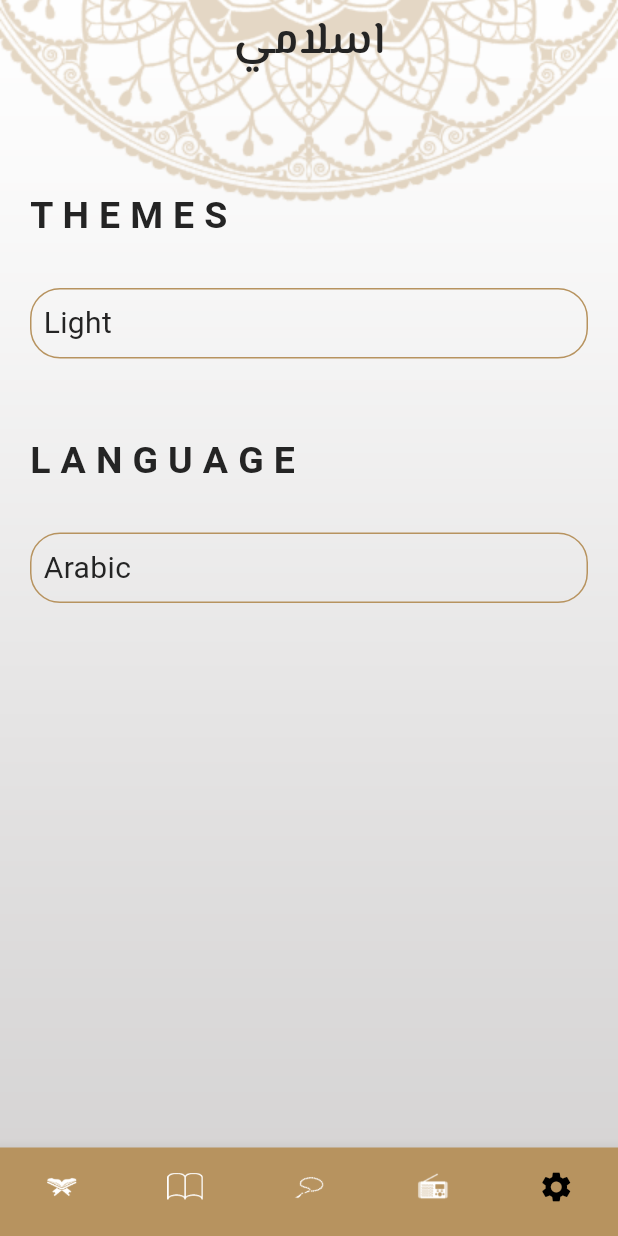
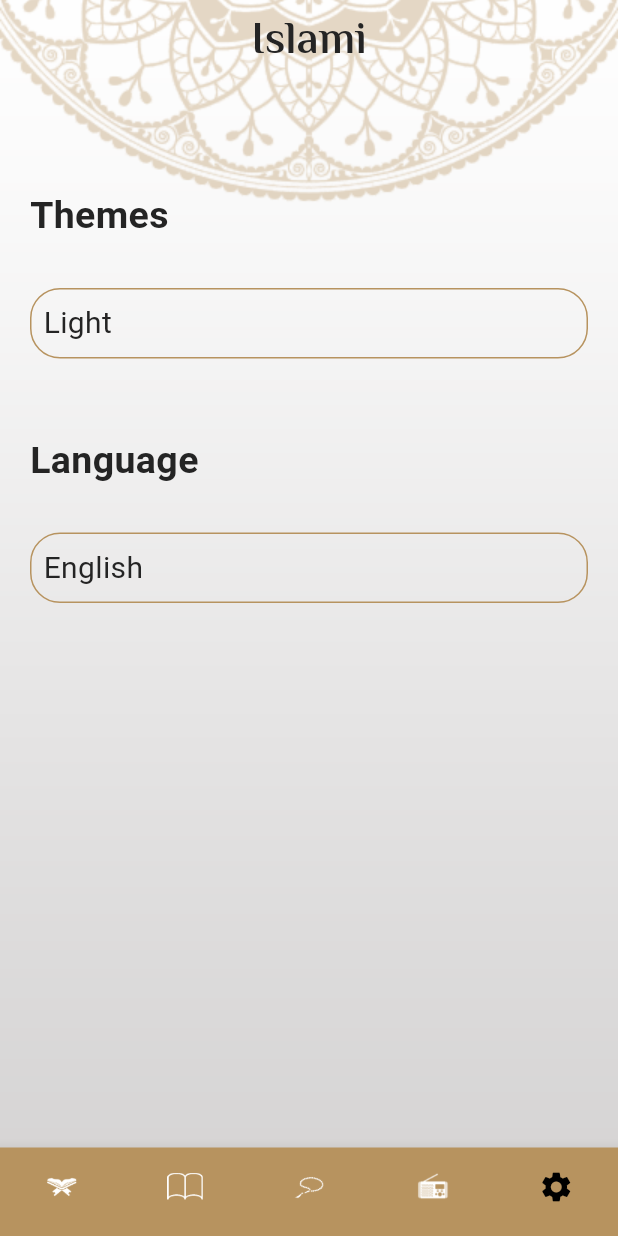
Before and after one commit to mohame12/islami2, a Flutter app: the screen it shows after launch, item 5 of the bottom bar chosen, on a phone screen of 412 x 824 dp. Run offline on Flutter 3.47's test engine with Material 3 defaults, Android fonts, the phone set to English and light mode, and no system bars; our stand-ins replace shared_preferences; accounts and stored records are empty; generated files the repository leaves out were written again.

Commit message:
ending this app

```diff
--- /dev/null
+++ b/l10n.yaml
@@ -0,0 +1,3 @@
+arb-dir: lib/l10n
+template-arb-file: app_en.arb
+output-localization-file: app_localizations.dart
--- a/lib/core/shared_pref/shared_pref.dart
+++ b/lib/core/shared_pref/shared_pref.dart
@@ -17,7 +17,9 @@
   static late String userCity;
   static late String userId;
   static late bool userIsLogin;
+  static late bool userLanguage;
   static late bool userIsCompany;
+
 
   static late bool themeIsDarkMode;
 
@@ -201,7 +203,10 @@
     _setData();
   }
 
-
+  static setUserLanguage(bool block) {
+    userLanguage = block;
+    _setData();
+  }
 
   static setThemeIsDarkMode(bool darkMode) {
     themeIsDarkMode = darkMode;
@@ -242,6 +247,7 @@
 
     final prefs= await SharedPreferences.getInstance();
     prefs.setBool("userIsLogin",userIsLogin);
+    prefs.setBool("userLanguage",userLanguage);
     prefs.setBool("userIsCompany",userIsCompany);
 
     prefs.setString('userName',userName);
@@ -289,6 +295,7 @@
 
     final prefs = await SharedPreferences.getInstance();
     userIsLogin = prefs.getBool("userIsLogin")?? false;
+    userLanguage = prefs.getBool("userLanguage")?? false;
     userIsCompany = prefs.getBool("userIsCompany")?? true;
     themeIsDarkMode = prefs.getBool("themeIsDarkMode")?? false;
     onBoardingIsOpen = prefs.getBool("onBoardingIsOpen")?? false;
--- a/lib/features/presentation/home_screen/view/home/home_view.dart
+++ b/lib/features/presentation/home_screen/view/home/home_view.dart
@@ -2,6 +2,7 @@
 import 'package:islami2/features/presentation/home_screen/providers/provider.dart';
 import 'package:islami2/features/presentation/home_screen/view/home/taps/settings_tap/providers/settings_provider.dart';
 import 'package:provider/provider.dart';
+import 'package:flutter_gen/gen_l10n/app_localizations.dart';
 
 class HomeView extends StatelessWidget {
     HomeView({super.key});
@@ -15,7 +16,7 @@
     return Container(
       decoration: BoxDecoration(
         image: DecorationImage(
-          image:settingpr.isdark?AssetImage('assets/images/home_dark_background.png') :AssetImage('assets/images/background.png')
+          image:settingpr.isdark?const AssetImage('assets/images/home_dark_background.png') :const AssetImage('assets/images/background.png')
              , fit: BoxFit.cover
         )
       ),
@@ -23,7 +24,7 @@
         backgroundColor: Colors.transparent,
         appBar: AppBar(
           backgroundColor: Colors.transparent,
-          title: Text('اسلامي', style: Theme.of(context).textTheme.titleLarge,),
+          title: Text(AppLocalizations.of(context)!.islami, style: Theme.of(context).textTheme.titleLarge,),
 
         ),
         bottomNavigationBar:BottomNavigationBar(
--- a/lib/features/presentation/home_screen/view/home/taps/ahadeth_tap/views/ahadeth_tap.dart
+++ b/lib/features/presentation/home_screen/view/home/taps/ahadeth_tap/views/ahadeth_tap.dart
@@ -6,6 +6,7 @@
 
 import '../../../../../../../../core/widgets/hadeth_tap_item.dart';
 import '../Providers/hadeth_provider.dart';
+import 'package:flutter_gen/gen_l10n/app_localizations.dart';
 
 
 class HadethTap extends StatelessWidget {
@@ -22,11 +23,11 @@
             children: [
               const Image(image: AssetImage('assets/images/hadeth_logo.png')),
               const Divider(thickness: 3, color: defcolor),
-               Text('الأحاديث', style: Theme.of(context).textTheme.titleLarge),
+               Text(AppLocalizations.of(context)!.ahadeth, style: Theme.of(context).textTheme.titleLarge),
               const Divider(color: defcolor, thickness: 3),
               Expanded(
                 child: ListView.builder(
-                  physics: BouncingScrollPhysics(),
+                  physics: const BouncingScrollPhysics(),
                   padding: EdgeInsets.zero,
                   itemCount: 50,
                   itemBuilder: (context, index) => HadethTapItem(
--- a/lib/features/presentation/home_screen/view/home/taps/ahadeth_tap/views/hadeth_view.dart
+++ b/lib/features/presentation/home_screen/view/home/taps/ahadeth_tap/views/hadeth_view.dart
@@ -4,6 +4,7 @@
 import 'package:islami2/features/presentation/home_screen/view/home/taps/settings_tap/providers/settings_provider.dart';
 import 'package:provider/provider.dart';
 import '../models/hadeth_model.dart';
+import 'package:flutter_gen/gen_l10n/app_localizations.dart';
 
 class HadethView extends StatelessWidget {
   const HadethView({super.key});
@@ -19,7 +20,7 @@
       child: Scaffold(
         appBar: AppBar(
 
-          title: const Text('اسلامي',),
+          title:  Text(AppLocalizations.of(context)!.islami),
           centerTitle: true,
         ),
         body: Padding(
--- a/lib/features/presentation/home_screen/view/home/taps/radio_tap/views/radio.dart
+++ b/lib/features/presentation/home_screen/view/home/taps/radio_tap/views/radio.dart
@@ -3,6 +3,7 @@
 import 'package:provider/provider.dart';
 
 import '../../settings_tap/providers/settings_provider.dart';
+import 'package:flutter_gen/gen_l10n/app_localizations.dart';
 
 class RadioTap extends StatelessWidget {
   const RadioTap({super.key});
@@ -12,13 +13,11 @@
     var settingpro=Provider.of<SettingsProvider>(context);
 
     return Column(
-      //crossAxisAlignment: CrossAxisAlignment.stretch,
-      //mainAxisAlignment: MainAxisAlignment.center,
       children: [
         const Spacer(),
         Image.asset('assets/images/radio_image.png',height: 222,),
         const Spacer(),
-        Text('إذاعة القرآن الكريم',style:
+        Text(AppLocalizations.of(context)!.ezaetElqoranElkarem,style:
           Theme.of(context).textTheme.headlineLarge,textDirection: TextDirection.rtl,
           textAlign: TextAlign.center,
         ),
--- a/lib/features/presentation/home_screen/view/home/taps/sebha_tap/views/sebha_tap.dart
+++ b/lib/features/presentation/home_screen/view/home/taps/sebha_tap/views/sebha_tap.dart
@@ -7,7 +7,7 @@
 
 import '../../../../../../../../core/styles/body_style.dart';
 import '../providers/sebha_provider.dart';
-
+import 'package:flutter_gen/gen_l10n/app_localizations.dart';
 class SebhaTap extends StatelessWidget {
   const SebhaTap({super.key});
 
@@ -47,7 +47,7 @@
                       ]),
                 ),
                 const SizedBox(height: 26,),
-                Text('عدد التسبيحات', style:Theme.of(context).textTheme.headlineLarge,),
+                Text(AppLocalizations.of(context)!.numberOfTasbeh, style:Theme.of(context).textTheme.headlineLarge,),
                 const SizedBox(height: 26,
                   width: double.infinity,),
 
@@ -71,7 +71,7 @@
                   ),
                   child: Center(
                       child: Text(
-                        '${provider.allah[provider.allalistindex]}', style: AppTextStyles.body25_meseri,)),
+                        provider.allah[provider.allalistindex], style: AppTextStyles.body25_meseri,)),
                 ),
               ],
             );
--- a/lib/features/presentation/home_screen/view/home/taps/settings_tap/providers/settings_provider.dart
+++ b/lib/features/presentation/home_screen/view/home/taps/settings_tap/providers/settings_provider.dart
@@ -4,6 +4,8 @@
 import 'package:islami2/core/colors/colors.dart';
 import 'package:islami2/core/shared_pref/shared_pref.dart';
 import 'package:islami2/core/styles/body_style.dart';
+import 'package:flutter_gen/gen_l10n/app_localizations.dart';
+
 
 class SettingsProvider extends ChangeNotifier
 {
@@ -11,6 +13,8 @@
   bool isdark=false;
   bool selectLight=true;
   String theme='';
+  bool isArabic=true;
+  bool selectArbice=true;
 
 
 
@@ -56,7 +60,7 @@
             Row(
               mainAxisAlignment: MainAxisAlignment.spaceBetween,
               children: [
-                Text('Light',style:isdark?AppTextStyles.body25_meseri.copyWith(color:selectLight?defcolor :Colors.white):AppTextStyles.body25_meseri.copyWith(color:selectLight? defcolor:Colors.black)),
+                Text(AppLocalizations.of(context)!.light,style:isdark?AppTextStyles.body25_meseri.copyWith(color:selectLight?defcolor :Colors.white):AppTextStyles.body25_meseri.copyWith(color:selectLight? defcolor:Colors.black)),
                 Icon(Icons.check,color:(isdark)?Colors.white:selectLight?defcolor:Colors.black,)
 
               ],
@@ -74,7 +78,7 @@
             Row(
               mainAxisAlignment: MainAxisAlignment.spaceBetween,
               children: [
-                Text('Dark',style:isdark?AppTextStyles.body25_meseri.copyWith(color:selectLight? Colors.white:defcolor):AppTextStyles.body25_meseri.copyWith(color:selectLight? Colors.black:defcolor)),
+                Text(AppLocalizations.of(context)!.dark,style:isdark?AppTextStyles.body25_meseri.copyWith(color:selectLight? Colors.white:defcolor):AppTextStyles.body25_meseri.copyWith(color:selectLight? Colors.black:defcolor)),
                 Icon(Icons.check,color:(isdark)?selectLight?Colors.white:defcolor:Colors.black)
 
               ],
@@ -88,39 +92,68 @@
   }
 
 
-  LanguageNavPressed({required BuildContext context})
+
+  changeToArabic()
   {
-    showModalBottomSheet(shape: RoundedRectangleBorder(borderRadius: BorderRadiusDirectional.only(topStart: Radius.circular(20),topEnd: Radius.circular(20))),context: context, builder: (context) =>
+   isArabic=true;
+   selectArbice=true;
+   UserDataFromStorage.setUserLanguage(isArabic);
+   notifyListeners();
+  }
+  changeToEnglish()
+  {
+    isArabic=false;
+    selectArbice=false;
+    UserDataFromStorage.setUserLanguage(isArabic);
+    notifyListeners();
+  }
+
+  lastLanguage()
+  {
+    isArabic=UserDataFromStorage.userLanguage;
+    selectArbice=isArabic;
+    notifyListeners();
+  }
+
+  languageNavPressed({required BuildContext context})
+  {
+    showModalBottomSheet(backgroundColor: isdark?Color(0xff141A2E):Colors.white,shape: RoundedRectangleBorder(borderRadius: BorderRadiusDirectional.only(topStart: Radius.circular(20),topEnd: Radius.circular(20))),context: context, builder: (context) =>
         Padding(
           padding: const EdgeInsets.all(8.0),
           child: Column(
             mainAxisSize: MainAxisSize.min,
             children: [
               GestureDetector(
-                onTap: (){},
+                onTap: (){
+                  changeToArabic();
+                  Navigator.pop(context);
+                },
                 child: Padding(
                   padding: const EdgeInsets.all(10),
                   child:
                   Row(
                     mainAxisAlignment: MainAxisAlignment.spaceBetween,
                     children: [
-                      Text('Arabic',style:AppTextStyles.body25_meseri.copyWith(color: defcolor)),
-                      Icon(Icons.check,color: defcolor,)
+                      Text(AppLocalizations.of(context)!.arabic,style:isdark?AppTextStyles.body25_meseri.copyWith(color:selectArbice?defcolor :Colors.white):AppTextStyles.body25_meseri.copyWith(color:selectArbice? defcolor:Colors.black)),
+                      Icon(Icons.check,color:(isdark)?Colors.white:selectArbice?defcolor:Colors.black,)
 
                     ],
                   ),
                 ),
               ),
               GestureDetector(
-                  onTap: (){},
+                onTap: (){
+                  changeToEnglish();
+                  Navigator.pop(context);
+                },
                 child: Padding(
                   padding: const EdgeInsets.all(10),
                   child:
                   Row(
                     mainAxisAlignment: MainAxisAlignment.spaceBetween,
                     children: [
-                      Text('English',style:AppTextStyles.body25_meseri,),
-                      Icon(Icons.check,)
+                      Text(AppLocalizations.of(context)!.english,style:isdark?AppTextStyles.body25_meseri.copyWith(color:selectArbice? Colors.white:defcolor):AppTextStyles.body25_meseri.copyWith(color:selectArbice? Colors.black:defcolor)),
+                      Icon(Icons.check,color:(isdark)?selectArbice?Colors.white:defcolor:Colors.black)
 
                     ],
                   ),
--- a/lib/features/presentation/home_screen/view/home/taps/settings_tap/views/settings.dart
+++ b/lib/features/presentation/home_screen/view/home/taps/settings_tap/views/settings.dart
@@ -3,7 +3,7 @@
 import 'package:provider/provider.dart';
 
 import '../../../../../../../../core/colors/colors.dart';
-
+import 'package:flutter_gen/gen_l10n/app_localizations.dart';
 
 class SettingsTap extends StatelessWidget {
   const SettingsTap({super.key});
@@ -21,10 +21,10 @@
             child: Column(
               crossAxisAlignment: CrossAxisAlignment.start,
               children: [
-                SizedBox(height: 50,),
-                Text('T H E M E S',
+                const SizedBox(height: 50,),
+                Text(AppLocalizations.of(context)!.themes,
                   style: Theme.of(context).textTheme.bodyMedium?.copyWith(fontWeight: FontWeight.bold),),
-                SizedBox(height: 30,),
+                const SizedBox(height: 30,),
                 GestureDetector(
                   onTap: () {
                     provider.themeNavPressed(context: context);
@@ -38,20 +38,20 @@
                     ),
                     child: Padding(
                       padding: const EdgeInsets.all(8.0),
-                      child: Text('Light', style: TextStyle(fontSize: 20),),
+                      child: Text(provider.isdark?AppLocalizations.of(context)!.dark:AppLocalizations.of(context)!.light, style: const TextStyle(fontSize: 20),),
                     ),
                   ),
                 ),
-                SizedBox(height: 50,),
+                const SizedBox(height: 50,),
 
 
 
-                Text('L A N G U A G E',
+                Text(AppLocalizations.of(context)!.language,
                   style: Theme.of(context).textTheme.bodyMedium?.copyWith(fontWeight: FontWeight.bold),),
-                SizedBox(height: 30,),
+                const SizedBox(height: 30,),
                 GestureDetector(
                   onTap: (){
-                    provider.LanguageNavPressed(context: context);
+                    provider.languageNavPressed(context: context);
                   },
                   child: Container(
                     width: double.infinity,
@@ -61,7 +61,7 @@
                     ),
                     child: Padding(
                       padding: const EdgeInsets.all(8.0),
-                      child: Text('Arabic', style: TextStyle(fontSize: 20),),
+                      child: Text(provider.isArabic?AppLocalizations.of(context)!.arabic:AppLocalizations.of(context)!.english, style: const TextStyle(fontSize: 20),),
                     ),
                   ),
                 )
--- /dev/null
+++ b/lib/l10n/app_ar.arb
@@ -0,0 +1,14 @@
+{
+  "islami": "اسلامي" ,
+  "ayatNumber": "عدد الايات",
+  "suraName": "اسم السوره" ,
+  "ahadeth": "احاديث",
+  "numberOfTasbeh": "عدد التسبيحات",
+  "ezaetElqoranElkarem": "اذاعه القراءن الكريم",
+  "themes": "المود",
+  "language": "اللغة",
+  "light": "نهاري",
+  "dark": "ليلي",
+  "arabic": "عربي",
+  "english":"انجليزي"
+}
--- /dev/null
+++ b/lib/l10n/app_en.arb
@@ -0,0 +1,14 @@
+{
+  "islami": "Islami" ,
+  "ayatNumber": "AyatNumber",
+  "suraName": "SuraName" ,
+  "ahadeth": "Ahadeth",
+  "numberOfTasbeh": "Number Of Tasbeh",
+  "ezaetElqoranElkarem": "Ezaet Elqoran Elkarem",
+  "themes": "Themes",
+  "language": "Language",
+  "light": "Light",
+  "dark": "Dark",
+  "arabic": "Arabic",
+  "english":"English"
+}
--- a/lib/main.dart
+++ b/lib/main.dart
@@ -1,4 +1,5 @@
 import 'package:flutter/material.dart';
+import 'package:flutter_localizations/flutter_localizations.dart';
 import 'package:islami2/core/themes/mytheme.dart';
 import 'package:islami2/features/presentation/home_screen/providers/provider.dart';
 import 'package:islami2/features/presentation/home_screen/providers/qoran_provider.dart';
@@ -11,7 +12,7 @@
 import 'package:islami2/features/presentation/home_screen/view/home/taps/settings_tap/views/settings.dart';
 import 'package:islami2/features/presentation/splash_view/views/splash_screen.dart';
 import 'package:provider/provider.dart';
-
+import 'package:flutter_gen/gen_l10n/app_localizations.dart';
 import 'core/shared_pref/shared_pref.dart';
 
 Future<void> main() async {
@@ -30,11 +31,23 @@
         ChangeNotifierProvider(create: (context) => Provider1(),),
         ChangeNotifierProvider(create: (context) => HadethProvider(),),
         ChangeNotifierProvider(create: (context) => QoranProvider()),
-        ChangeNotifierProvider(create: (context) => SettingsProvider()..lastTheme(),)
+        ChangeNotifierProvider(create: (context) => SettingsProvider()..lastTheme()..lastLanguage(),)
       ],
       child: Consumer<SettingsProvider>(
         builder: (context, provider, child) {
           return MaterialApp(
+
+            localizationsDelegates: [
+              AppLocalizations.delegate,
+              GlobalMaterialLocalizations.delegate,
+              GlobalWidgetsLocalizations.delegate,
+              GlobalCupertinoLocalizations.delegate,
+            ],
+            supportedLocales: [
+              Locale('en'), // English
+              Locale('ar'), // Spanish
+            ],
+            locale:provider.isArabic?Locale('ar') :Locale('en'),
             theme: lightTheme,
             darkTheme: darkTheme,
             themeMode:provider.isdark?ThemeMode.dark:ThemeMode.light,
--- a/pubspec.yaml
+++ b/pubspec.yaml
@@ -39,6 +39,9 @@
   provider: ^6.1.2
   animated_splash_screen: ^1.3.0
   shared_preferences: ^2.2.3
+  flutter_localizations:
+    sdk: flutter
+  intl: any
 
 dev_dependencies:
   flutter_test:
@@ -56,6 +59,7 @@
 
 # The following section is specific to Flutter packages.
 flutter:
+  generate: true
 
   # The following line ensures that the Material Icons font is
   # included with your application, so that you can use the icons in
```
Also changed, not shown: lib/features/presentation/home_screen/view/home/taps/quran_tap/views/quran.dart (+5 -6 lines), lib/features/presentation/home_screen/view/home/taps/quran_tap/views/sura_details.dart (+6 -5 lines), pubspec.lock.
